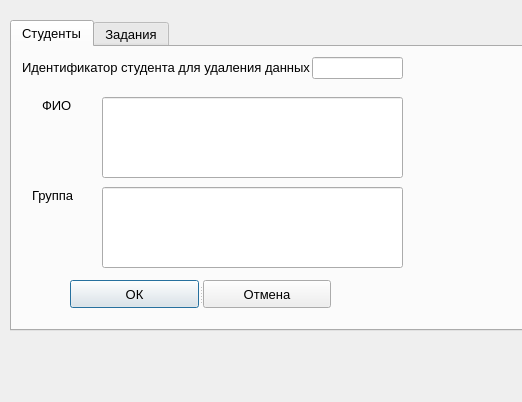
Viktor-Ar-72/NIRS_project_ver_1_0_2, file dialog_sql_delete.ui: the form before one commit.
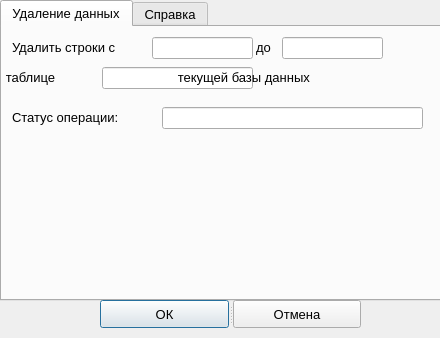
The form after the commit. The open tabs and pages were chosen to show the change.

Commit message: Commit 09_04_2023:Delete`s algorithms update+bugs fixed

```diff
--- a/dialog_sql_delete.ui
+++ b/dialog_sql_delete.ui
@@ -6,8 +6,8 @@
    <rect>
     <x>0</x>
     <y>0</y>
-    <width>522</width>
-    <height>402</height>
+    <width>440</width>
+    <height>338</height>
    </rect>
   </property>
   <property name="font">
@@ -21,10 +21,10 @@
   <widget class="QTabWidget" name="tabWidget_Delete">
    <property name="geometry">
     <rect>
-     <x>10</x>
-     <y>20</y>
-     <width>521</width>
-     <height>311</height>
+     <x>0</x>
+     <y>0</y>
+     <width>441</width>
+     <height>301</height>
     </rect>
    </property>
    <property name="currentIndex">
@@ -32,19 +32,54 @@
    </property>
    <widget class="QWidget" name="tab_3">
     <attribute name="title">
-     <string>Студенты</string>
+     <string>Удаление данных</string>
     </attribute>
-    <widget class="QLabel" name="label_2">
+    <widget class="QLineEdit" name="lineEdit_strok_end">
      <property name="geometry">
       <rect>
-       <x>30</x>
-       <y>50</y>
-       <width>41</width>
-       <height>16</height>
+       <x>280</x>
+       <y>10</y>
+       <width>101</width>
+       <height>22</height>
       </rect>
+     </property>
+    </widget>
+    <widget class="QLineEdit" name="lineEdit_tableNow">
+     <property name="geometry">
+      <rect>
+       <x>100</x>
+       <y>40</y>
+       <width>151</width>
+       <height>22</height>
+      </rect>
+     </property>
+    </widget>
+    <widget class="QLabel" name="label_11">
+     <property name="geometry">
+      <rect>
+       <x>-50</x>
+       <y>40</y>
+       <width>501</width>
+       <height>21</height>
+      </rect>
+     </property>
+     <property name="font">
+      <font>
+       <pointsize>10</pointsize>
+      </font>
      </property>
      <property name="text">
-      <string>ФИО</string>
+      <string>            в таблице                                  текущей базы данных</string>
+     </property>
+    </widget>
+    <widget class="QLineEdit" name="lineEdit_strok_start">
+     <property name="geometry">
+      <rect>
+       <x>150</x>
+       <y>10</y>
+       <width>101</width>
+       <height>22</height>
+      </rect>
      </property>
     </widget>
     <widget class="QLabel" name="label">
@@ -52,67 +87,54 @@
       <rect>
        <x>10</x>
        <y>10</y>
-       <width>291</width>
-       <height>20</height>
+       <width>141</width>
+       <height>21</height>
       </rect>
      </property>
      <property name="text">
-      <string>Идентификатор студента для удаления данных</string>
+      <string>Удалить строки с </string>
      </property>
     </widget>
-    <widget class="QLineEdit" name="lineEdit_2">
+    <widget class="QLabel" name="label_2">
      <property name="geometry">
       <rect>
-       <x>90</x>
-       <y>50</y>
-       <width>301</width>
-       <height>81</height>
+       <x>10</x>
+       <y>80</y>
+       <width>141</width>
+       <height>21</height>
       </rect>
      </property>
-     <property name="alignment">
-      <set>Qt::AlignLeading|Qt::AlignLeft|Qt::AlignTop</set>
+     <property name="text">
+      <string>Статус операции:</string>
+     </property>
+    </widget>
+    <widget class="QLineEdit" name="lineEdit_isDEnable">
+     <property name="geometry">
+      <rect>
+       <x>160</x>
+       <y>80</y>
+       <width>261</width>
+       <height>22</height>
+      </rect>
      </property>
     </widget>
     <widget class="QLabel" name="label_3">
      <property name="geometry">
       <rect>
-       <x>20</x>
-       <y>140</y>
-       <width>55</width>
-       <height>16</height>
-      </rect>
-     </property>
-     <property name="text">
-      <string>Группа</string>
-     </property>
-    </widget>
-    <widget class="QLineEdit" name="lineEdit_3">
-     <property name="geometry">
-      <rect>
-       <x>90</x>
-       <y>140</y>
-       <width>301</width>
-       <height>81</height>
-      </rect>
-     </property>
-     <property name="alignment">
-      <set>Qt::AlignLeading|Qt::AlignLeft|Qt::AlignTop</set>
-     </property>
-    </widget>
-    <widget class="QLineEdit" name="lineEdit">
-     <property name="geometry">
-      <rect>
-       <x>300</x>
+       <x>254</x>
        <y>10</y>
-       <width>91</width>
-       <height>22</height>
+       <width>21</width>
+       <height>21</height>
       </rect>
      </property>
+     <property name="text">
+      <string>до</string>
+     </property>
     </widget>
    </widget>
    <widget class="QWidget" name="tab_4">
     <attribute name="title">
-     <string>Задания</string>
+     <string>Справка</string>
     </attribute>
     <widget class="QLabel" name="label_5">
      <property name="geometry">
@@ -191,8 +213,8 @@
   <widget class="QSplitter" name="splitter">
    <property name="geometry">
     <rect>
-     <x>70</x>
-     <y>280</y>
+     <x>100</x>
+     <y>300</y>
      <width>261</width>
      <height>28</height>
     </rect>
```
Left out of the diff: 91 changed lines with no effect on the pictures. The commit also changes 5 other files.
